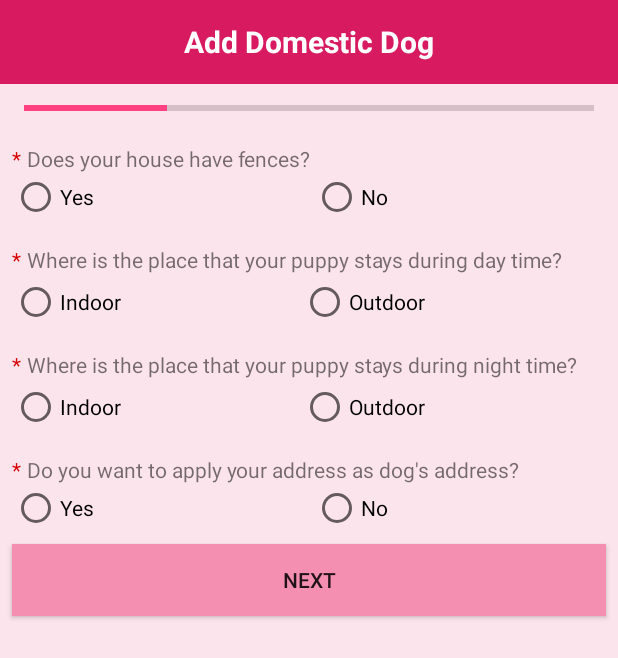
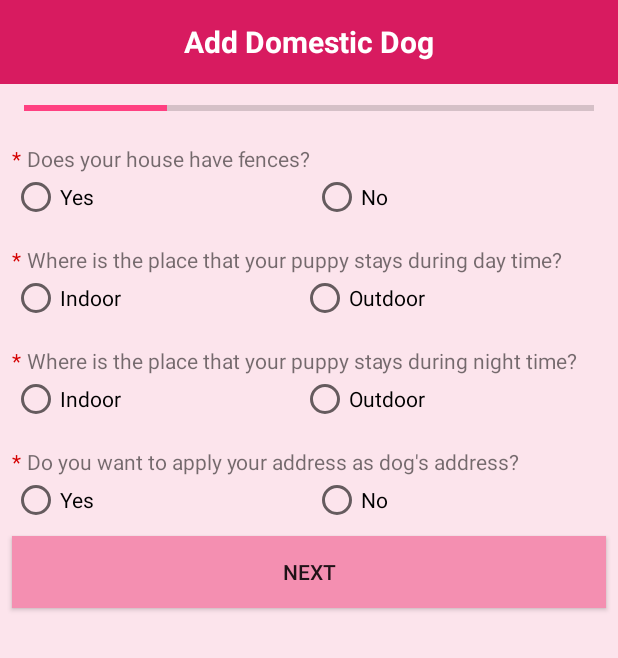
Before and after one commit to Saenn/DogAppAndroid, an Android app: the AddDomestic2 screen opened directly, with no data from a screen before it, on a phone screen of 412 x 824 dp. Shown: the top 658 px of the screen. Run offline under Robolectric (Android 15) with nearby library versions, the phone set to English and light mode, and no system bars.

Commit message:
add vaccinelist translate , fix and change some translate , fix some bug

```diff
--- a/app/src/main/res/layout/activity_add_domestic.xml
+++ b/app/src/main/res/layout/activity_add_domestic.xml
@@ -238,7 +238,7 @@
 
             <TextView
                 android:id="@+id/sterilizedDomesticLabel"
-                android:layout_width="220dp"
+                android:layout_width="wrap_content"
                 android:layout_height="wrap_content"
                 android:layout_marginStart="4dp"
                 android:layout_marginTop="16dp"
@@ -249,7 +249,7 @@
 
             <TextView
                 android:id="@+id/sterilizedDateLabel"
-                android:layout_width="220dp"
+                android:layout_width="wrap_content"
                 android:layout_height="wrap_content"
                 android:layout_marginStart="4dp"
                 android:layout_marginTop="16dp"
--- a/app/src/main/res/layout/activity_add_domestic2.xml
+++ b/app/src/main/res/layout/activity_add_domestic2.xml
@@ -92,7 +92,7 @@
             <TextView
                 android:id="@+id/dayLifestyleLabel"
                 android:layout_width="wrap_content"
-                android:layout_height="22dp"
+                android:layout_height="wrap_content"
                 android:layout_marginStart="4dp"
                 android:layout_marginTop="16dp"
                 android:text="@string/lifestyle_question_2"
@@ -128,7 +128,7 @@
             <TextView
                 android:id="@+id/nightLifestyleLabel"
                 android:layout_width="wrap_content"
-                android:layout_height="22dp"
+                android:layout_height="wrap_content"
                 android:layout_marginStart="4dp"
                 android:layout_marginTop="16dp"
                 android:text="@string/lifestyle_question_3"
```
Also changed, not shown: app/src/main/res/values/strings.xml (+8 -5 lines), 1 other file.
